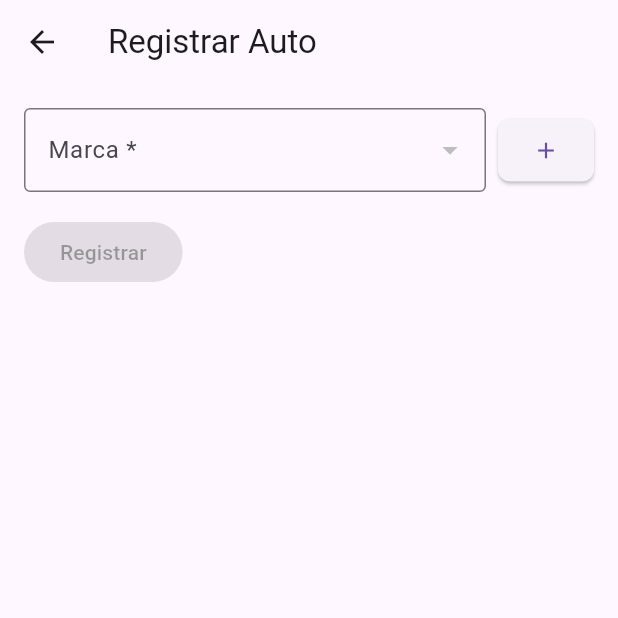
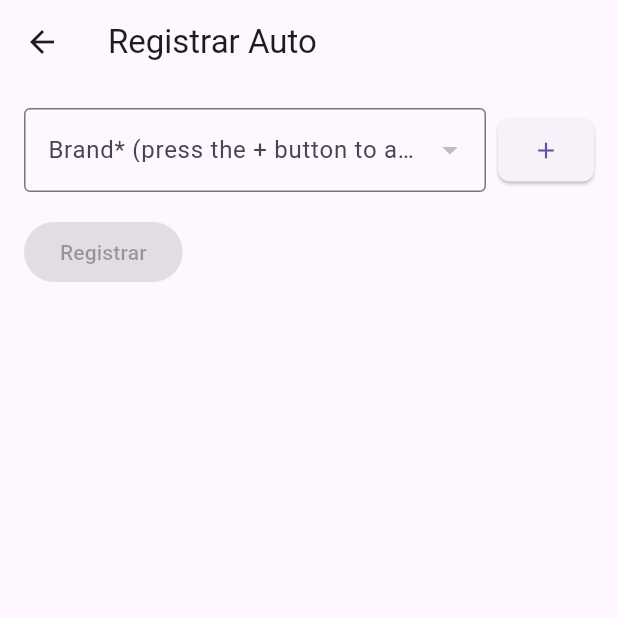
Before and after one commit to cheo2322/rental_car_flutter, a Flutter app: the screen it shows after launch, in the side drawer, after a tap on "Rentar mi auto", on a phone screen of 412 x 824 dp, the top half of it. Run offline on Flutter 3.47's test engine with Material 3 defaults, Android fonts, the phone set to English and light mode, and no system bars; our stand-ins replace dio; network calls fail.

Commit message:
Fix some details

```diff
--- a/lib/screens/car_register.dart
+++ b/lib/screens/car_register.dart
@@ -77,17 +77,17 @@ class _CarRegisterState extends State<CarRegister> {
         child: Column(
           crossAxisAlignment: CrossAxisAlignment.start,
           children: [
-            _loadingBrands
-                ? CircularProgressIndicator()
-                : Row(
+            Row(
               children: [
                 Expanded(
-                      child: DropdownButtonFormField<String>(
+                  child:
+                      _loadingBrands
+                          ? Center(child: CircularProgressIndicator())
+                          : DropdownButtonFormField<String>(
                             decoration: InputDecoration(
-                          labelText: 'Marca *',
+                              labelText: 'Brand* (press the + button to add)',
                               border: OutlineInputBorder(),
-                          errorText:
-                              _brandError ? 'Este campo es obligatorio' : null,
+                              errorText: _brandError ? 'Mandatory field' : null,
                             ),
                             value: _selectedBrand,
                             items:
```
Lines whose indentation alone changed are shown as unchanged.
